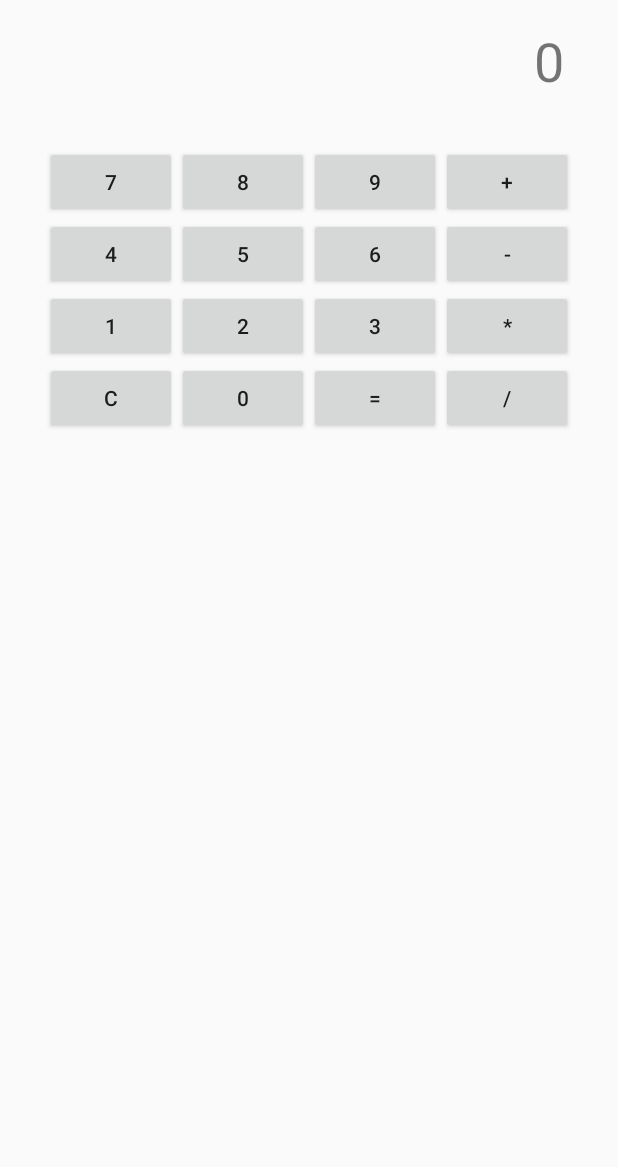
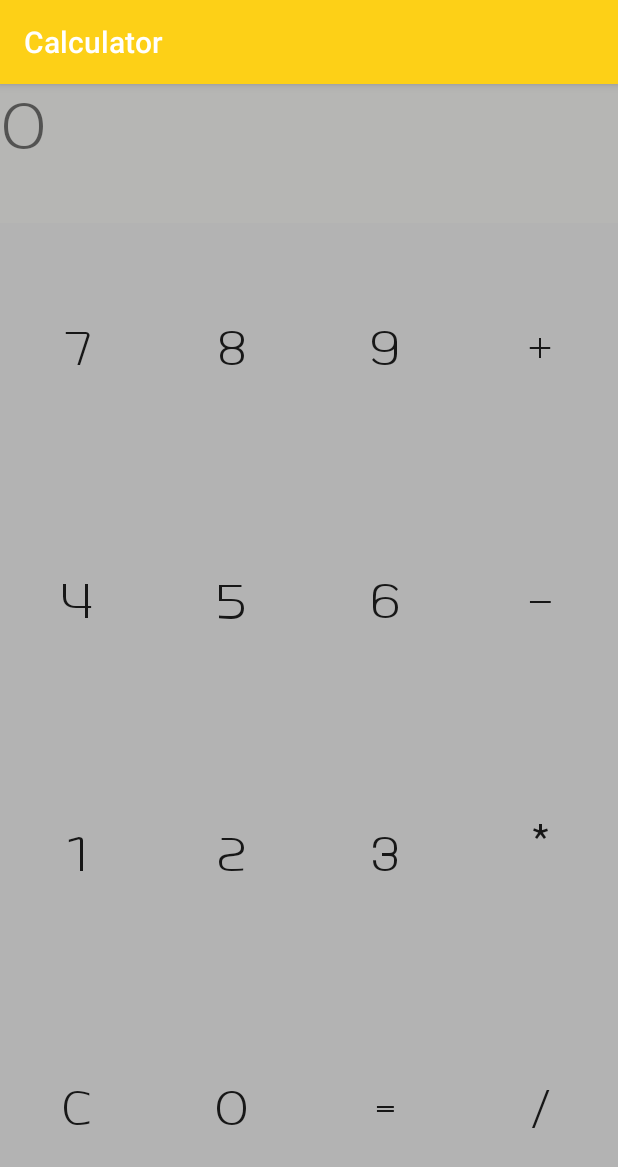
Before and after one commit to promayearn/calculator, an Android app: the screen it shows after launch (CalculatorActivity), on a phone screen of 412 x 824 dp. Shown: the top 1167 px of the screen. Run offline under Robolectric (Android 15) with nearby library versions, the phone set to English and light mode, and no system bars.

Commit message:
Calculator V2

```diff
--- a/app/src/main/java/com/augmentis/ayp/calculator/CalculatorActivity.java
+++ b/app/src/main/java/com/augmentis/ayp/calculator/CalculatorActivity.java
@@ -1,5 +1,6 @@
 package com.augmentis.ayp.calculator;
 
+import android.graphics.Typeface;
 import android.support.v7.app.AppCompatActivity;
 import android.os.Bundle;
 import android.util.Log;
@@ -62,6 +63,27 @@ public class CalculatorActivity extends AppCompatActivity {
 
         textInput = (TextView) findViewById(R.id.input);
         textResult = (TextView) findViewById(R.id.output);
+
+        Typeface typeFace=Typeface.createFromAsset(getAssets(),"fonts/Kunlasatri.ttf");
+
+        textInput.setTypeface(typeFace);
+        textResult.setTypeface(typeFace);
+        buttonZero.setTypeface(typeFace);
+        buttonOne.setTypeface(typeFace);
+        buttonTwo.setTypeface(typeFace);
+        buttonThree.setTypeface(typeFace);
+        buttonFour.setTypeface(typeFace);
+        buttonFive.setTypeface(typeFace);
+        buttonSix.setTypeface(typeFace);
+        buttonSeven.setTypeface(typeFace);
+        buttonEight.setTypeface(typeFace);
+        buttonNine.setTypeface(typeFace);
+        buttonPlus.setTypeface(typeFace);
+        buttonMinus.setTypeface(typeFace);
+        buttonMulti.setTypeface(typeFace);
+        buttonDivide.setTypeface(typeFace);
+        buttonResult.setTypeface(typeFace);
+        buttonClear.setTypeface(typeFace);
 
         textInput.setText("0");
         textResult.setText("");
--- a/app/src/main/res/layout/activity_calculator.xml
+++ b/app/src/main/res/layout/activity_calculator.xml
@@ -3,10 +3,6 @@
     xmlns:tools="http://schemas.android.com/tools"
     android:layout_width="match_parent"
     android:layout_height="match_parent"
-    android:paddingBottom="@dimen/activity_vertical_margin"
-    android:paddingLeft="@dimen/activity_horizontal_margin"
-    android:paddingRight="@dimen/activity_horizontal_margin"
-    android:paddingTop="@dimen/activity_vertical_margin"
     tools:context="com.augmentis.ayp.calculator.CalculatorActivity">
 
     <LinearLayout
@@ -16,115 +12,209 @@
 
         <TextView
             android:id="@+id/input"
-            android:layout_width="wrap_content"
+            android:layout_width="match_parent"
             android:layout_height="wrap_content"
             android:layout_gravity="right"
-            android:paddingRight="20dp"
+            android:background="@color/gray"
             android:text="Input Number"
-            android:textSize="36dp" />
+            android:textSize="60sp" />
 
         <TextView
             android:id="@+id/output"
-            android:layout_width="wrap_content"
+            android:layout_width="match_parent"
             android:layout_height="wrap_content"
-            android:layout_gravity="right"
-            android:paddingRight="20dp"
+            android:background="@color/gray"
             android:text="Result"
-            android:textSize="24dp"
-            android:textColor="@color/Black" />
+            android:textColor="@color/Black"
+            android:textSize="36sp" />
 
-        <TableLayout
+        <LinearLayout
             android:layout_width="match_parent"
-            android:layout_height="wrap_content">
-
-            <TableRow
-                android:id="@+id/row_3"
-                android:gravity="center">
+            android:layout_height="wrap_content"
+            android:layout_weight="25"
+            android:background="@color/light_gray"
+            android:gravity="center"
+            android:orientation="horizontal">
 
             <Button
                 android:id="@+id/num_7"
-                    android:text="7" />
+                android:layout_width="wrap_content"
+                android:layout_height="match_parent"
+                android:layout_weight="25"
+                android:background="@color/light_gray"
+                android:text="7"
+                android:textSize="44sp"
+                android:textStyle="bold" />
 
             <Button
                 android:id="@+id/num_8"
-                    android:text="8" />
+                android:layout_width="wrap_content"
+                android:layout_height="match_parent"
+                android:layout_weight="25"
+                android:background="@color/light_gray"
+                android:text="8"
+                android:textSize="44sp"
+                android:textStyle="bold" />
 
             <Button
                 android:id="@+id/num_9"
-                    android:text="9" />
+                android:layout_width="wrap_content"
+                android:layout_height="match_parent"
+                android:layout_weight="25"
+                android:background="@color/light_gray"
+                android:text="9"
+                android:textSize="44sp"
+                android:textStyle="bold" />
 
             <Button
                 android:id="@+id/plus"
-                    android:text="+" />
-            </TableRow>
+                android:layout_width="wrap_content"
+                android:layout_height="match_parent"
+                android:layout_weight="25"
+                android:background="@color/light_gray"
+                android:text="+"
+                android:textSize="44sp"
+                android:textStyle="bold" />
+        </LinearLayout>
 
-
-            <TableRow
-                android:id="@+id/row_2"
-                android:gravity="center">
+        <LinearLayout
+            android:layout_width="match_parent"
+            android:layout_height="wrap_content"
+            android:layout_weight="25"
+            android:background="@color/light_gray"
+            android:gravity="center"
+            android:orientation="horizontal">
 
             <Button
                 android:id="@+id/num_4"
-                    android:text="4" />
+                android:layout_width="wrap_content"
+                android:layout_height="match_parent"
+                android:layout_weight="25"
+                android:background="@color/light_gray"
+                android:text="4"
+                android:textSize="44sp"
+                android:textStyle="bold" />
 
             <Button
                 android:id="@+id/num_5"
-                    android:text="5" />
+                android:layout_width="wrap_content"
+                android:layout_height="match_parent"
+                android:layout_weight="25"
+                android:background="@color/light_gray"
+                android:text="5"
+                android:textSize="44sp"
+                android:textStyle="bold" />
 
             <Button
                 android:id="@+id/num_6"
-                    android:text="6" />
+                android:layout_width="wrap_content"
+                android:layout_height="match_parent"
+                android:layout_weight="25"
+                android:background="@color/light_gray"
+                android:text="6"
+                android:textSize="44sp"
+                android:textStyle="bold" />
 
             <Button
                 android:id="@+id/minus"
-                    android:text="-" />
-            </TableRow>
+                android:layout_width="wrap_content"
+                android:layout_height="match_parent"
+                android:layout_weight="25"
+                android:background="@color/light_gray"
+                android:text="-"
+                android:textSize="44sp"
+                android:textStyle="bold" />
+        </LinearLayout>
 
-
-            <TableRow
-                android:id="@+id/row_1"
-                android:gravity="center">
+        <LinearLayout
+            android:layout_width="match_parent"
+            android:layout_height="wrap_content"
+            android:layout_weight="25"
+            android:background="@color/light_gray"
+            android:gravity="center"
+            android:orientation="horizontal">
 
             <Button
                 android:id="@+id/num_1"
-                    android:text="1" />
+                android:layout_width="wrap_content"
+                android:layout_height="match_parent"
+                android:layout_weight="25"
+                android:background="@color/light_gray"
+                android:text="1"
+                android:textSize="44sp"
+                android:textStyle="bold" />
 
             <Button
                 android:id="@+id/num_2"
-                    android:text="2" />
+                android:layout_width="wrap_content"
+                android:layout_height="match_parent"
+                android:layout_weight="25"
+                android:background="@color/light_gray"
+                android:text="2"
+                android:textSize="44sp" />
 
             <Button
                 android:id="@+id/num_3"
-                    android:text="3" />
+                android:layout_width="wrap_content"
+                android:layout_height="match_parent"
+                android:layout_weight="25"
+                android:background="@color/light_gray"
+                android:text="3"
+                android:textSize="44sp" />
 
             <Button
                 android:id="@+id/multi"
-                    android:text="*" />
-            </TableRow>
+                android:layout_width="wrap_content"
+                android:layout_height="match_parent"
+                android:layout_weight="25"
+                android:background="@color/light_gray"
+                android:text="*"
+                android:textSize="44sp" />
+        </LinearLayout>
 
-            <TableRow
-                android:id="@+id/row_0"
-                android:gravity="center">
-
+        <LinearLayout
+            android:layout_width="match_parent"
+            android:layout_height="wrap_content"
+            android:layout_weight="25"
+            android:background="@color/light_gray"
+            android:gravity="center"
+            android:orientation="horizontal">
 
             <Button
                 android:id="@+id/clear"
-                    android:text="C" />
+                android:layout_width="wrap_content"
+                android:layout_height="match_parent"
+                android:layout_weight="25"
+                android:background="@color/light_gray"
+                android:text="C"
+                android:textSize="44sp" />
 
             <Button
                 android:id="@+id/num_0"
-                    android:text="0" />
+                android:layout_width="wrap_content"
+                android:layout_height="match_parent"
+                android:layout_weight="25"
+                android:background="@color/light_gray"
+                android:text="0"
+                android:textSize="44sp" />
 
             <Button
                 android:id="@+id/result"
-                    android:text="=" />
+                android:layout_width="wrap_content"
+                android:layout_height="match_parent"
+                android:layout_weight="25"
+                android:background="@color/light_gray"
+                android:text="="
+                android:textSize="44sp" />
 
             <Button
                 android:id="@+id/divide"
-                    android:text="/" />
-            </TableRow>
-
-
-        </TableLayout>
+                android:layout_width="wrap_content"
+                android:layout_height="match_parent"
+                android:layout_weight="25"
+                android:background="@color/light_gray"
+                android:text="/"
+                android:textSize="44sp" />
+        </LinearLayout>
     </LinearLayout>
 </RelativeLayout>
--- a/app/src/main/res/values/colors.xml
+++ b/app/src/main/res/values/colors.xml
@@ -3,6 +3,10 @@
     <color name="colorPrimary">#3F51B5</color>
     <color name="colorPrimaryDark">#303F9F</color>
     <color name="colorAccent">#FF4081</color>
+    <color name="brightGold">#FDD017</color>
+    <color name="goldenBrown">#EAC117</color>
+    <color name="light_gray">#B3B3B3</color>
+    <color name="gray">#B6B6B4</color>
     <color name="Black">#000000</color>
 
 </resources>
--- a/app/src/main/res/values/styles.xml
+++ b/app/src/main/res/values/styles.xml
@@ -1,11 +1,10 @@
 <resources>
 
     <!-- Base application theme. -->
-    <style name="AppTheme" parent="Theme.AppCompat.Light.NoActionBar">
+    <style name="AppTheme" parent="Theme.AppCompat.Light.DarkActionBar">
         <!-- Customize your theme here. -->
-        <item name="colorPrimary">@color/colorPrimary</item>
-        <item name="colorPrimaryDark">@color/colorPrimaryDark</item>
-        <item name="colorAccent">@color/colorAccent</item>
+        <item name="colorPrimary">@color/brightGold</item>
+        <item name="colorPrimaryDark">@color/goldenBrown</item>
     </style>
 
 </resources>
```
Also changed, not shown: app/src/main/assets/fonts/Kunlasatri.ttf (added). Lines whose indentation alone changed are shown as unchanged.
